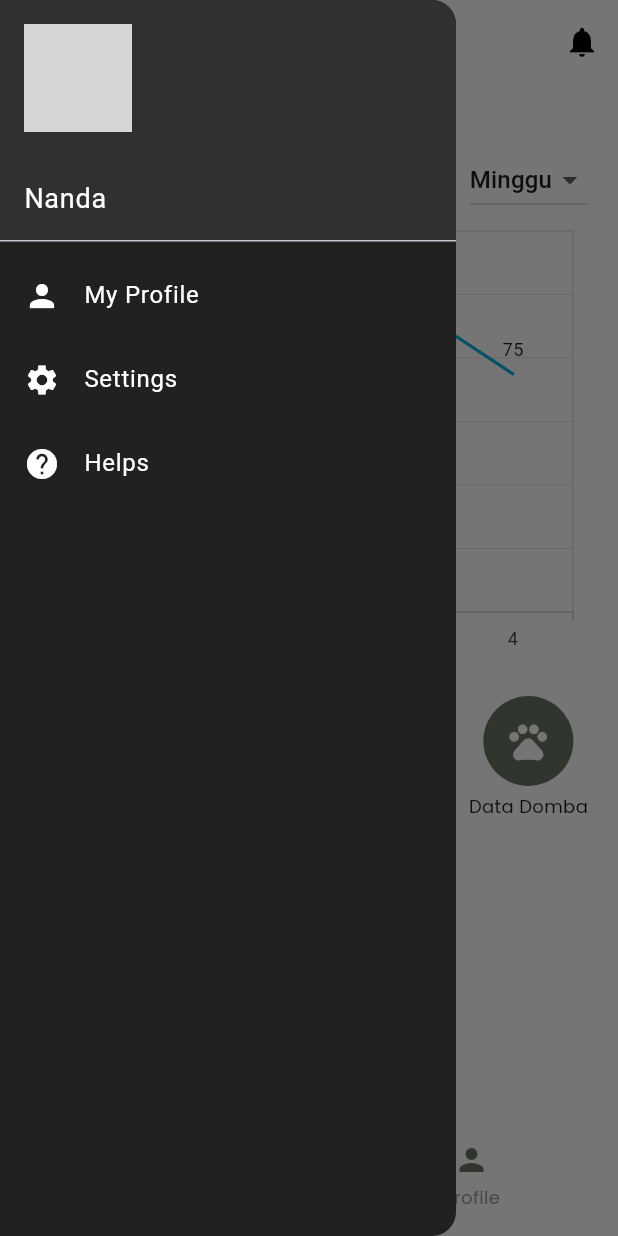
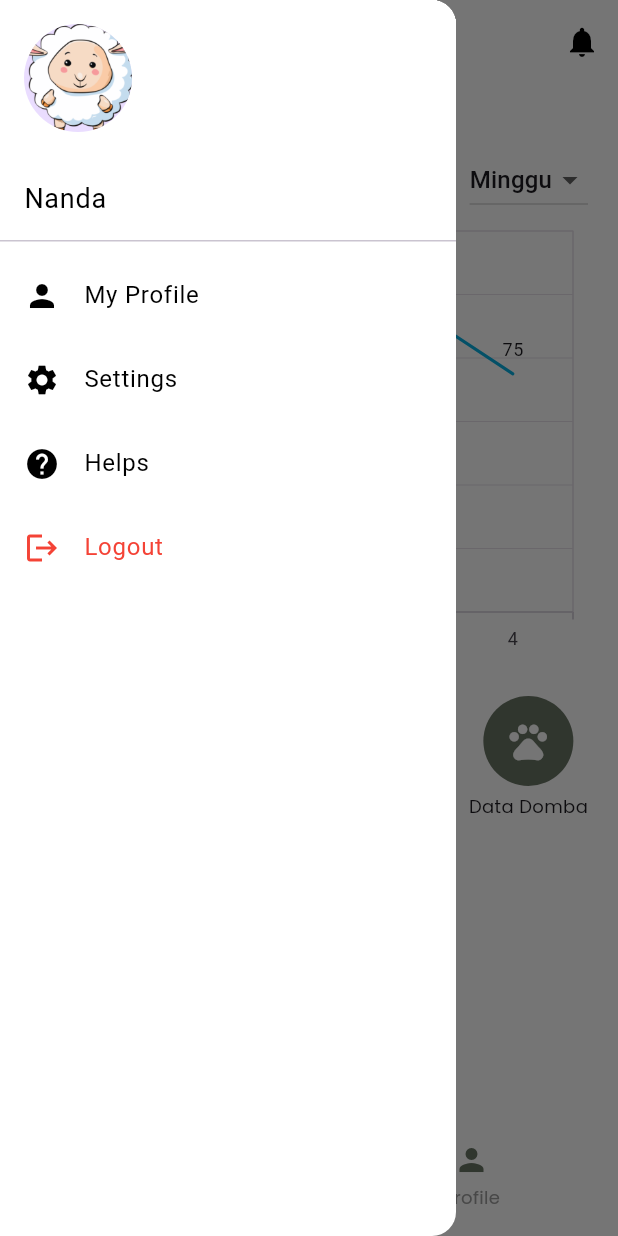
Before and after one commit to AnandaRFebriyana/IS-USG24, a Flutter app: the MenuNav screen opened by its route, with the side drawer open, on a phone screen of 412 x 824 dp. Run offline on Flutter 3.47's test engine with Material 3 defaults, Android fonts, the phone set to English and light mode, and no system bars; our stand-ins replace get, google_fonts, syncfusion_flutter_charts; missing offline and left inert: qr_code_scanner; grey boxes are pictures that could not be loaded.

Commit message:
feat : implementation drawer in view

```diff
--- a/lib/page/drawer.dart
+++ b/lib/page/drawer.dart
@@ -1,12 +1,14 @@
 import 'package:flutter/material.dart';
 
 class MyDrawer extends StatelessWidget {
-  const MyDrawer({super.key});
+  final Function(String) onSelect; // Menambahkan parameter untuk fungsi navigasi
+
+  const MyDrawer({super.key, required this.onSelect});
 
   @override
   Widget build(BuildContext context) {
     return Drawer(
-      backgroundColor: Colors.grey[900],
+      backgroundColor: Colors.white,
       child: Column(
         children: [
           // Drawer Header dengan Foto dan Nama
@@ -14,53 +16,70 @@ class MyDrawer extends StatelessWidget {
             accountName: Text(
               'Nanda',
               style: TextStyle(
-                color: Colors.white,
+                color: Colors.black,
                 fontSize: 18,
               ),
             ),
             accountEmail: null, // Hilangkan email
             currentAccountPicture: CircleAvatar(
-              backgroundImage: AssetImage('assets/images/domba.png'),
+              backgroundImage: AssetImage('assets/domba.png'),
             ),
             decoration: BoxDecoration(
-              color: Colors.grey[850],
+              color: Colors.white
+              ,
             ),
           ),
           // List item My Profile
           ListTile(
-            leading: Icon(Icons.person, color: Colors.white),
+            leading: Icon(Icons.person, color: Colors.black),
             title: Text(
               'My Profile',
-              style: TextStyle(color: Colors.white),
+              style: TextStyle(color: Colors.black),
             ),
             onTap: () {
-              // Navigasi ke halaman Profile
+              onSelect('profile'); // Panggil fungsi dengan route yang sesuai
             },
           ),
           // List item Settings
           ListTile(
-            leading: Icon(Icons.settings, color: Colors.white),
+            leading: Icon(Icons.settings, color: Colors.black),
             title: Text(
               'Settings',
-              style: TextStyle(color: Colors.white),
+              style: TextStyle(color: Colors.black),
             ),
             onTap: () {
-              // Navigasi ke halaman Settings
+              onSelect('settings'); // Panggil fungsi dengan route yang sesuai
             },
           ),
           // List item Helps
           ListTile(
-            leading: Icon(Icons.help, color: Colors.white),
+            leading: Icon(Icons.help, color: Colors.black),
             title: Text(
               'Helps',
-              style: TextStyle(color: Colors.white),
+              style: TextStyle(color: Colors.black),
             ),
             onTap: () {
-              // Navigasi ke halaman Helps
+              onSelect('help'); // Panggil fungsi dengan route yang sesuai
+            },
+          ),
+          // Tombol Logout
+          ListTile(
+            leading: Icon(Icons.logout, color: Colors.red),
+            title: Text(
+              'Logout',
+              style: TextStyle(color: Colors.red),
+            ),
+            onTap: () {
+              // Aksi logout
+              _logout(context);
             },
           ),
         ],
       ),
     );
   }
+  void _logout(BuildContext context) {
+    // Logika untuk logout (misalnya, menghapus token, kembali ke login screen, dll.)
+    Navigator.of(context).pushReplacementNamed('/login'); // Ganti dengan route login yang sesuai
+  }
 }
```
